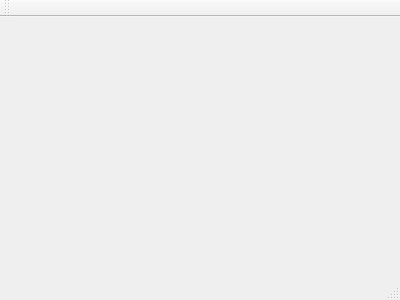
taragu/sharefile, file sharefileclient/mainwindow.ui: the form before one commit.
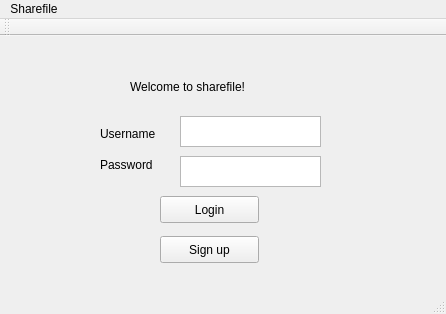
The form after the commit.

Commit message: added more client ui widgets

```diff
--- a/sharefileclient/mainwindow.ui
+++ b/sharefileclient/mainwindow.ui
@@ -1,24 +1,131 @@
 <ui version="4.0">
  <class>MainWindow</class>
- <widget class="QMainWindow" name="MainWindow" >
-  <property name="geometry" >
+ <widget class="QMainWindow" name="MainWindow">
+  <property name="geometry">
    <rect>
     <x>0</x>
     <y>0</y>
-    <width>400</width>
-    <height>300</height>
+    <width>446</width>
+    <height>314</height>
    </rect>
   </property>
   <property name="windowTitle" >
    <string>MainWindow</string>
   </property>
-  <widget class="QMenuBar" name="menuBar" />
-  <widget class="QToolBar" name="mainToolBar" />
-  <widget class="QWidget" name="centralWidget" />
-  <widget class="QStatusBar" name="statusBar" />
+  <widget class="QWidget" name="centralWidget">
+   <widget class="QLabel" name="label">
+    <property name="geometry">
+     <rect>
+      <x>130</x>
+      <y>40</y>
+      <width>181</width>
+      <height>21</height>
+     </rect>
+    </property>
+    <property name="text">
+     <string>Welcome to sharefile!</string>
+    </property>
+   </widget>
+   <widget class="QLabel" name="label_2">
+    <property name="geometry">
+     <rect>
+      <x>100</x>
+      <y>90</y>
+      <width>81</width>
+      <height>16</height>
+     </rect>
+    </property>
+    <property name="text">
+     <string>Username</string>
+    </property>
+   </widget>
+   <widget class="QLabel" name="label_3">
+    <property name="geometry">
+     <rect>
+      <x>100</x>
+      <y>120</y>
+      <width>67</width>
+      <height>17</height>
+     </rect>
+    </property>
+    <property name="text">
+     <string>Password</string>
+    </property>
+   </widget>
+   <widget class="QTextBrowser" name="main_username_textfield">
+    <property name="geometry">
+     <rect>
+      <x>180</x>
+      <y>80</y>
+      <width>141</width>
+      <height>31</height>
+     </rect>
+    </property>
+   </widget>
+   <widget class="QTextBrowser" name="main_password_textfield">
+    <property name="geometry">
+     <rect>
+      <x>180</x>
+      <y>120</y>
+      <width>141</width>
+      <height>31</height>
+     </rect>
+    </property>
+   </widget>
+   <widget class="QPushButton" name="login_button">
+    <property name="geometry">
+     <rect>
+      <x>160</x>
+      <y>160</y>
+      <width>99</width>
+      <height>27</height>
+     </rect>
+    </property>
+    <property name="text">
+     <string>Login</string>
+    </property>
+   </widget>
+   <widget class="QPushButton" name="signup_button">
+    <property name="geometry">
+     <rect>
+      <x>160</x>
+      <y>200</y>
+      <width>99</width>
+      <height>27</height>
+     </rect>
+    </property>
+    <property name="text">
+     <string>Sign up</string>
+    </property>
+   </widget>
+  </widget>
+  <widget class="QMenuBar" name="menuBar">
+   <property name="geometry">
+    <rect>
+     <x>0</x>
+     <y>0</y>
+     <width>446</width>
+     <height>25</height>
+    </rect>
+   </property>
+   <widget class="QMenu" name="menuSharefile">
+    <property name="title">
+     <string>Sharefile</string>
+    </property>
+   </widget>
+   <addaction name="menuSharefile"/>
+  </widget>
+  <widget class="QToolBar" name="mainToolBar">
+   <attribute name="toolBarArea">
+    <enum>TopToolBarArea</enum>
+   </attribute>
+   <attribute name="toolBarBreak">
+    <bool>false</bool>
+   </attribute>
+  </widget>
+  <widget class="QStatusBar" name="statusBar"/>
  </widget>
- <layoutDefault spacing="6" margin="11" />
- <pixmapfunction></pixmapfunction>
+ <layoutdefault spacing="6" margin="11"/>
  <resources/>
  <connections/>
 </ui>
```
Left out of the diff: 3 changed lines with no effect on the pictures. The commit also changes 4 other files.
